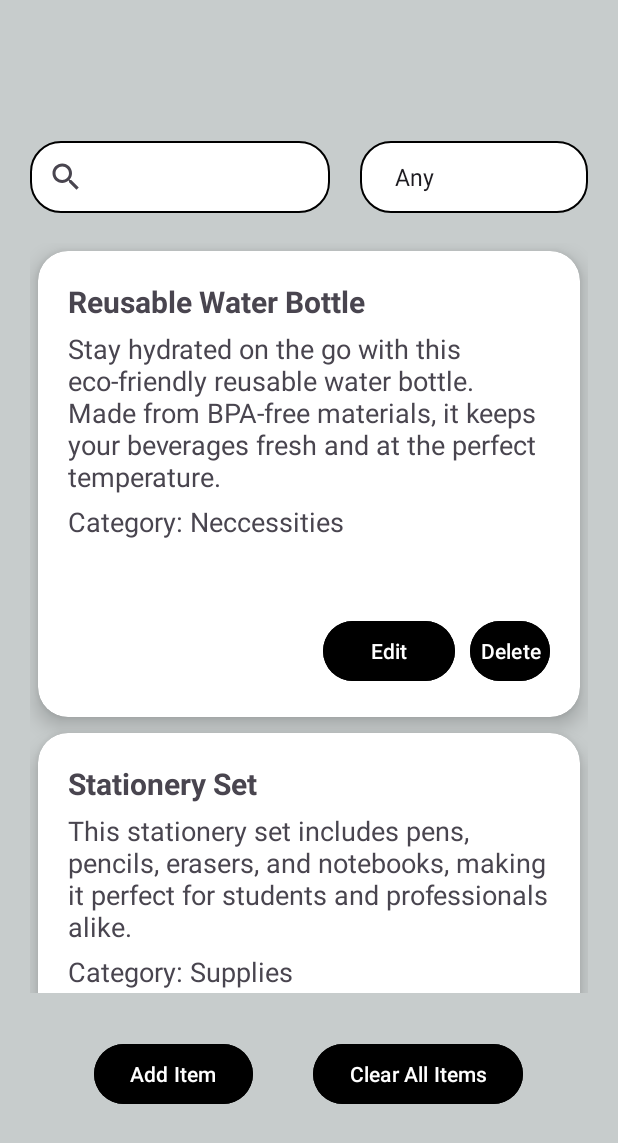
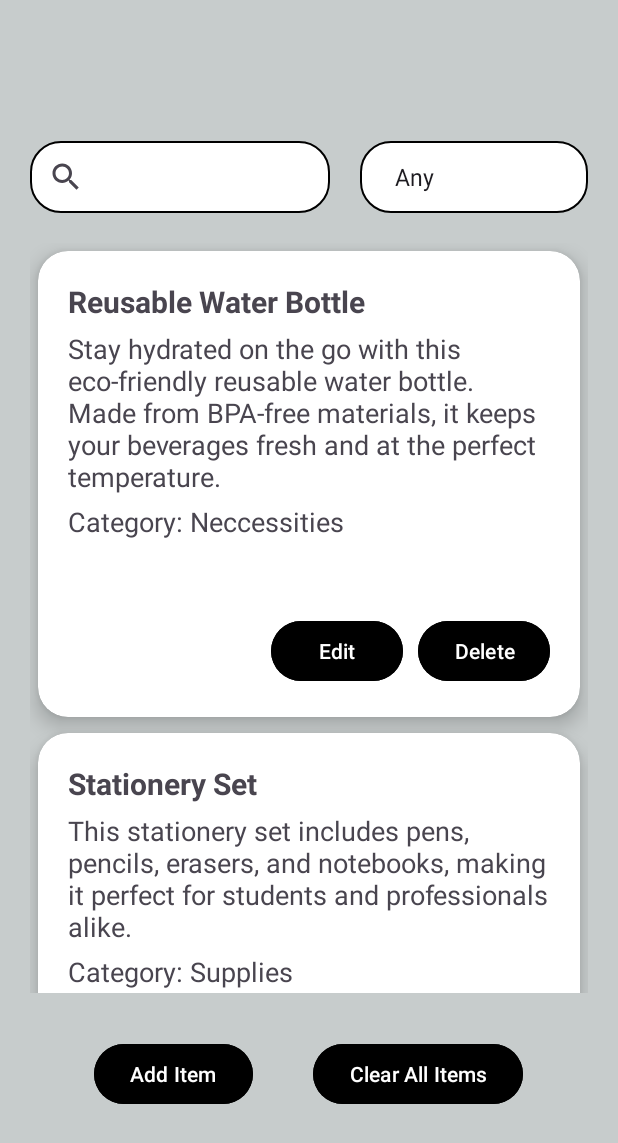
Before and after one commit to DragunWF/QuickInventoryApp, an Android app: the screen it shows after launch (MainActivity), on a phone screen of 412 x 824 dp. Shown: the top 1143 px of the screen. Run offline under Robolectric (Android 15) with nearby library versions, the phone set to English and light mode, and no system bars.

Commit message:
Fix bugs on recycler view card and clearing functionality

```diff
--- a/app/src/main/java/com/example/inventoryquickcount/MainActivity.java
+++ b/app/src/main/java/com/example/inventoryquickcount/MainActivity.java
@@ -74,6 +74,7 @@ public class MainActivity extends AppCompatActivity {
                 public void onClick(DialogInterface dialog, int id) {
                     ItemService.clear();
                     Utils.longToast("Items have been cleared!", MainActivity.this);
+                    itemAdapter.updateDataSet();
                 }
             });
             builder.setNegativeButton("No", new DialogInterface.OnClickListener() {
--- a/app/src/main/res/layout/card_item.xml
+++ b/app/src/main/res/layout/card_item.xml
@@ -42,7 +42,7 @@
             android:layout_height="wrap_content"
             android:orientation="horizontal"
             android:layout_marginTop="50dp"
-            android:paddingStart="170dp"
+            android:gravity="end"
             >
 
             <Button
@@ -62,5 +62,7 @@
                 android:backgroundTint="@color/black"
                 android:text="Delete" />
         </LinearLayout>
+
     </LinearLayout>
+
 </androidx.cardview.widget.CardView>
```
